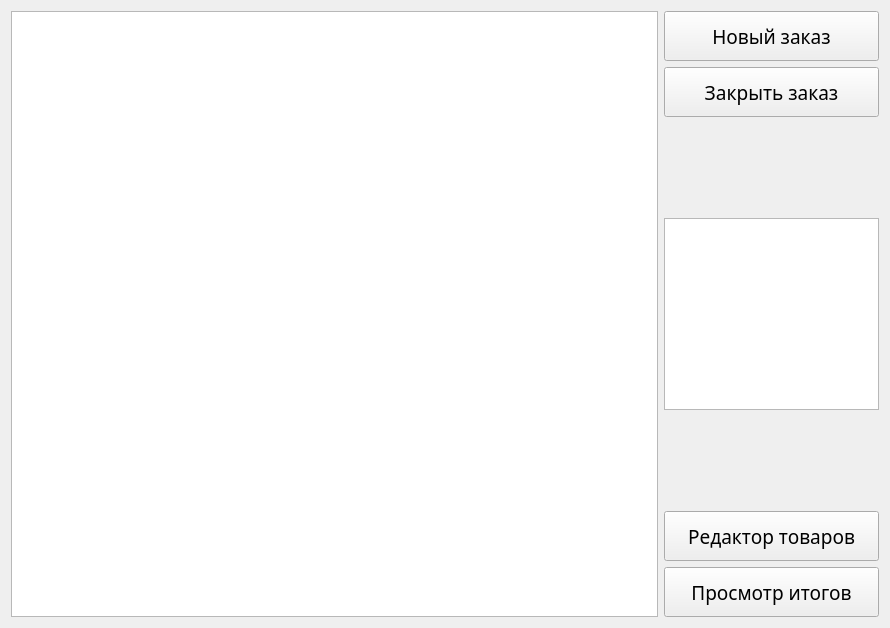
First picture: the form in View/FormMain.ui, repository Neomer/Cassa, before the edit.
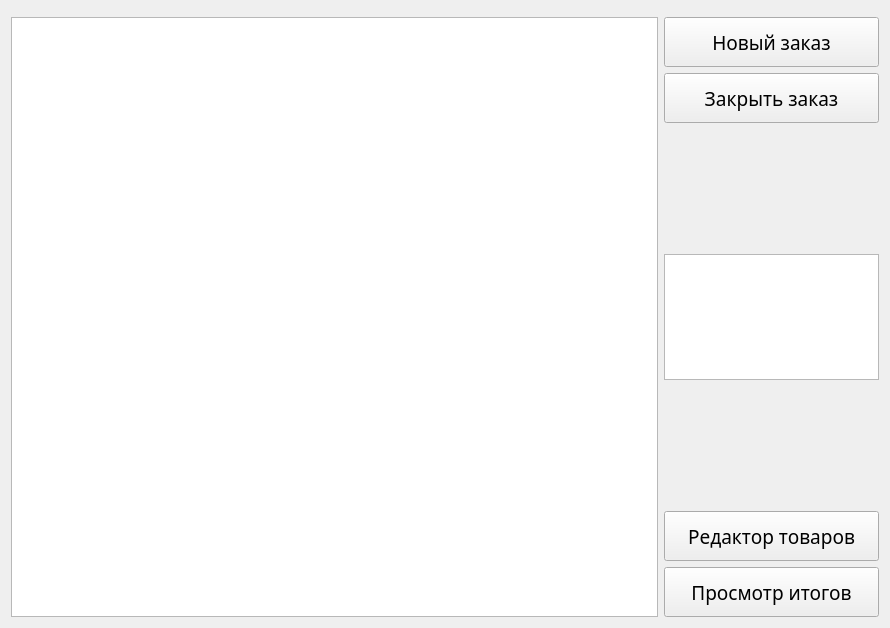
Second picture: the form after the edit.

Diff of the .ui file:
```diff
--- a/View/FormMain.ui
+++ b/View/FormMain.ui
@@ -13,7 +13,10 @@
   <property name="windowTitle">
    <string>Касса Веселого рокера</string>
   </property>
-  <layout class="QHBoxLayout" name="horizontalLayout_2">
+  <layout class="QVBoxLayout" name="verticalLayout_2">
+   <item>
+    <widget class="QWidget" name="widget" native="true"/>
+   </item>
    <item>
     <layout class="QHBoxLayout" name="horizontalLayout" stretch="3,1">
      <item>
@@ -101,6 +104,15 @@
          <property name="autoFillBackground">
           <bool>true</bool>
          </property>
+         <property name="verticalScrollBarPolicy">
+          <enum>Qt::ScrollBarAlwaysOff</enum>
+         </property>
+         <property name="horizontalScrollBarPolicy">
+          <enum>Qt::ScrollBarAlwaysOff</enum>
+         </property>
+         <property name="sizeAdjustPolicy">
+          <enum>QAbstractScrollArea::AdjustToContents</enum>
+         </property>
          <property name="interactive">
           <bool>false</bool>
          </property>
```
Left out of the diff: 14 changed lines with no effect on the pictures.
